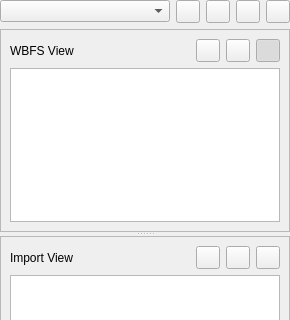
This is qwbfs/src/PartitionWidget.ui in amestica/qwbfs as Qt 5 draws it before an edit; both pictures show x 0 to 290 and y 0 to 320 of the 290 by 465 pixel window. The edited form follows.
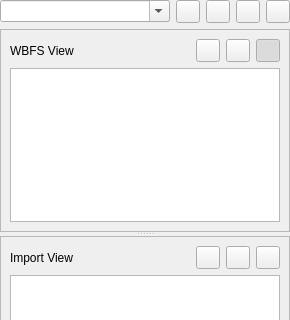
This is the edited form. Icons and pictures are not drawn. Custom widgets are drawn as their Qt base class.

Commit message: WIP Windows port

```diff
--- a/qwbfs/src/PartitionWidget.ui
+++ b/qwbfs/src/PartitionWidget.ui
@@ -21,6 +21,9 @@
        <property name="toolTip">
         <string>Set the current partition</string>
        </property>
+       <property name="editable">
+        <bool>true</bool>
+       </property>
       </widget>
      </item>
      <item>
```
The commit also changes 4 other files.
